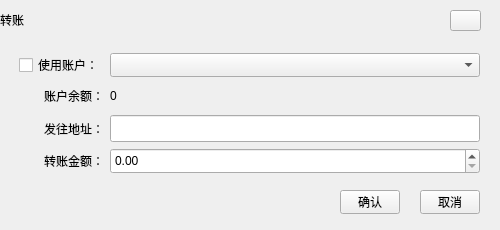
Qt form custom/TransferWidgetUB.ui (HcashOrg/HX-IDE) before a commit.
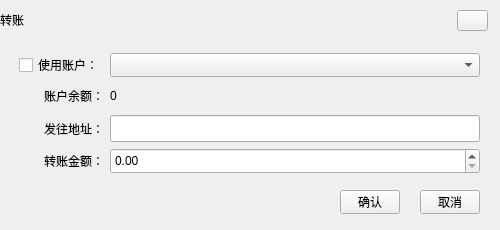
The same form after that commit.

```diff
--- a/custom/TransferWidgetUB.ui
+++ b/custom/TransferWidgetUB.ui
@@ -29,7 +29,7 @@
   <widget class="QToolButton" name="closeBtn">
    <property name="geometry">
     <rect>
-     <x>450</x>
+     <x>457</x>
      <y>10</y>
      <width>31</width>
      <height>21</height>
```
Left out of the diff: 2 changed lines with no effect on the pictures.
